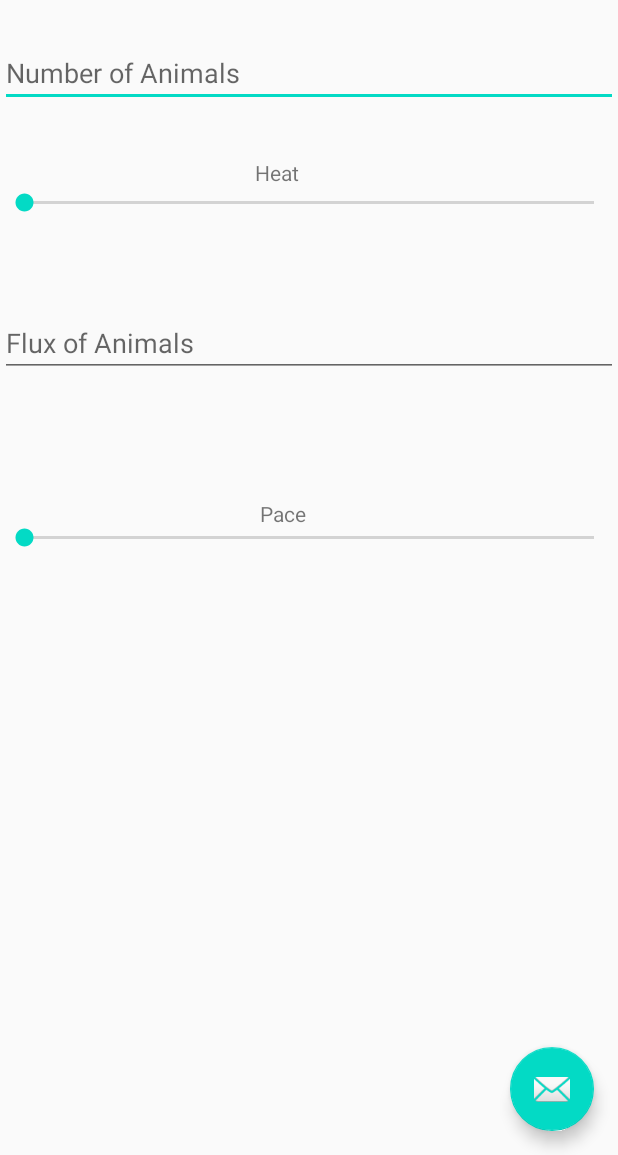
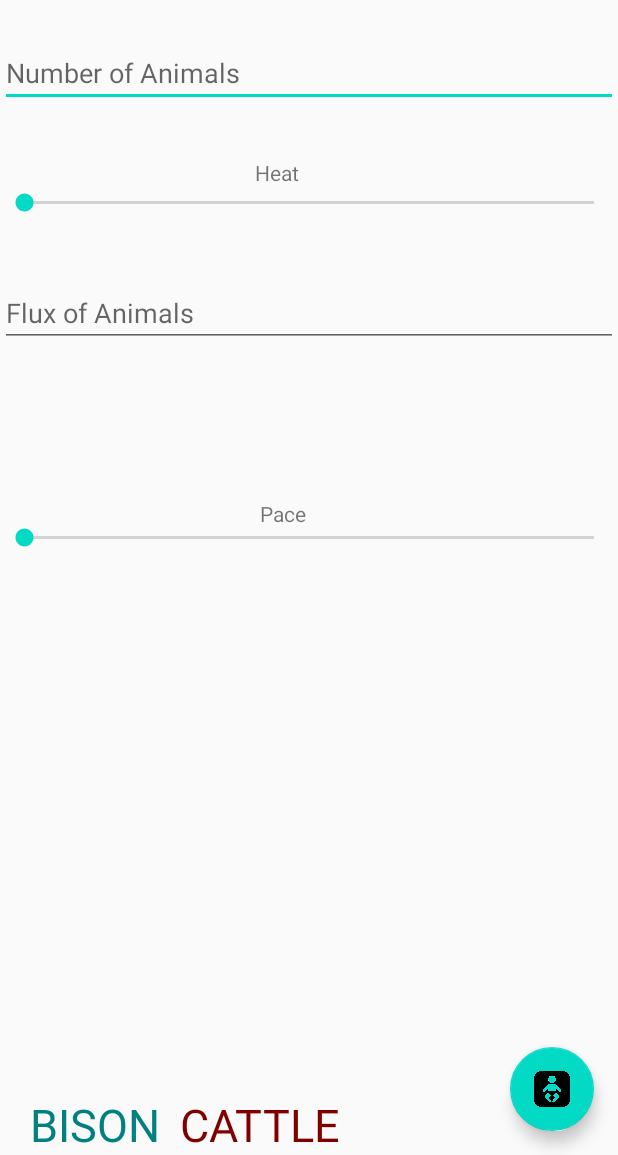
Before and after one commit to jeffy893/actuary, an Android app: the screen it shows after launch (MainActivity), on a phone screen of 412 x 824 dp, the part 81-1236 px from its top. Run offline under Robolectric (Android 15) with nearby library versions, the phone set to English and light mode, and no system bars; libraries missing offline, so code that uses them is left out: lecho.lib.hellocharts; plain views replace LineChartView; 1 statement that could not run was skipped.

Commit message:
Posterity Android App labels and more combinations of simulations

```diff
--- a/posterity/Posterity_Android_App/app/src/main/java/com/example/posterity/lines.java
+++ b/posterity/Posterity_Android_App/app/src/main/java/com/example/posterity/lines.java
@@ -20,7 +20,7 @@ public class lines {
         List<PointValue> cAxisValues = new ArrayList();
 
 
-        Line bLine = new Line(bAxisValues).setColor(Color.parseColor("#9C27B0"));
+        Line bLine = new Line(bAxisValues).setColor(Color.parseColor("#008080"));
         Line cLine = new Line(cAxisValues).setColor(Color.parseColor("#800000"));
 
 
--- a/posterity/Posterity_Android_App/app/src/main/res/layout/activity_main.xml
+++ b/posterity/Posterity_Android_App/app/src/main/res/layout/activity_main.xml
@@ -43,7 +43,7 @@
         android:layout_height="wrap_content"
         android:layout_gravity="bottom|end"
         android:layout_margin="@dimen/fab_margin"
-        app:srcCompat="@android:drawable/ic_dialog_email" />
+        app:srcCompat="@drawable/baby" />
 
     <TextView
         android:id="@+id/textView"
@@ -86,7 +86,7 @@
         android:layout_width="fill_parent"
         android:layout_height="wrap_content"
         android:inputType="numberDecimal"
-        android:layout_marginTop="260dp"
+        android:layout_marginTop="240dp"
         android:hint="@string/flux"
         android:autofillHints="flux"
         android:visibility="visible"/>
@@ -110,4 +110,30 @@
         app:layout_anchorGravity="center"
         android:visibility="visible"/>
 
+    <TextView
+        android:id="@+id/textView5"
+        android:layout_width="wrap_content"
+        android:layout_height="wrap_content"
+        android:text="@string/bison"
+        android:textSize="30dp"
+        android:paddingLeft="20sp"
+        android:textColor="#008080"
+        app:layout_anchor="@+id/textView4"
+        app:layout_anchorGravity="bottom|center"
+        android:visibility="visible"/>
+
+    <TextView
+        android:id="@+id/textView6"
+        android:layout_width="wrap_content"
+        android:layout_height="wrap_content"
+        android:text="@string/cattle"
+        android:textSize="30dp"
+        android:paddingLeft="120sp"
+        android:textColor="#800000"
+        app:layout_anchor="@+id/textView4"
+        app:layout_anchorGravity="bottom|center"
+        android:visibility="visible"/>
+
+
+
 </androidx.coordinatorlayout.widget.CoordinatorLayout>
--- a/posterity/Posterity_Android_App/app/src/main/res/values/strings.xml
+++ b/posterity/Posterity_Android_App/app/src/main/res/values/strings.xml
@@ -13,5 +13,7 @@
     <string name="pace">Pace</string>
     <string name="heat">Heat</string>
     <string name="posterity">Posterity</string>
+    <string name="bison">BISON</string>
+    <string name="cattle">CATTLE</string>
     <string name="hello_second_fragment">Hello second fragment. Arg: %1$s</string>
 </resources>
```
Also changed, not shown: posterity/Posterity_Android_App/app/src/main/java/com/example/posterity/MainActivity.java (+41 -4 lines), posterity/Posterity_Android_App/app/src/main/java/com/example/posterity/calculate.java (+3 -15 lines), posterity/Posterity_Android_App/app/src/main/res/drawable/baby.png (added).
